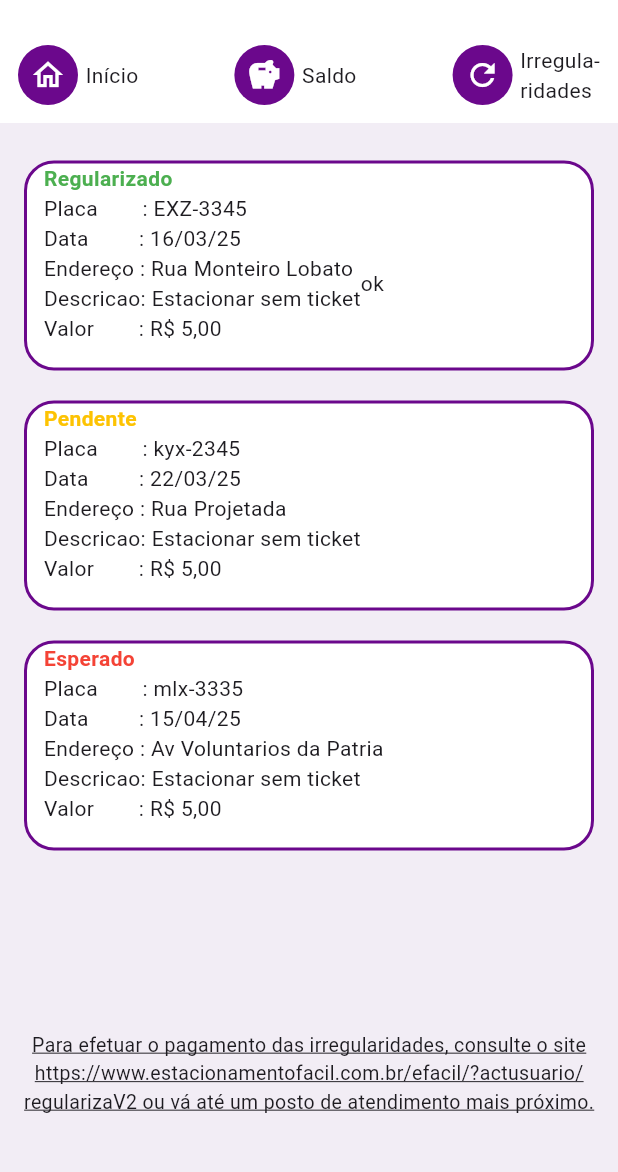
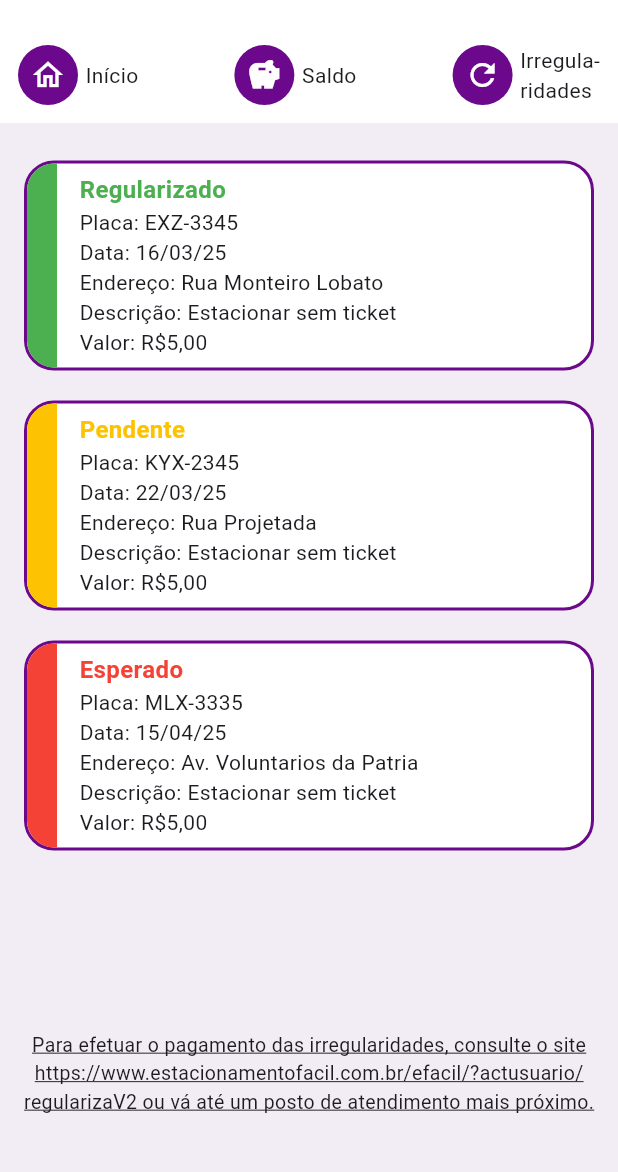
Before and after one commit to GleitonF/estacionamento-saoroque, a Flutter app: the HistoricoIrregularidades screen opened directly, in the side drawer, after a tap on the "refresh" icon, on a phone screen of 412 x 824 dp, the part 57-1229 px from its top. Run offline on Flutter 3.47's test engine with Material 3 defaults, Android fonts, the phone set to English and light mode, and no system bars; our stand-ins replace lottie.

Commit message:
Algumas pequenas mudanças nas irregularidades e no widget Drawer

```diff
--- a/flutter_aplication_estacionamento/lib/pages/irregularidades/historico_irregularidades.dart
+++ b/flutter_aplication_estacionamento/lib/pages/irregularidades/historico_irregularidades.dart
@@ -36,32 +36,54 @@ class _MyHomePageState extends State<HistoricoIrregularidades> {
           children: [
             NavbarWidget(),
             SizedBox(height: 25),
+
             Container(
               height: 140,
               width: 380,
               decoration: BoxDecoration(
                 color: AppColors.primaryColor,
                 borderRadius: BorderRadius.circular(20),
-                border: Border.all(
-                  color: AppColors.secondaryColor,
-                  width: 2.0
-                )
+                border: Border.all(color: AppColors.secondaryColor, width: 2.0),
+              ),
+              child: Row(
+                children: [
+                  Container(
+                    width: 20,
+                    height: 200,
+                    decoration: BoxDecoration(
+                      color: Colors.green,
+                      borderRadius: BorderRadius.only(
+                        topLeft: Radius.circular(18),
+                        bottomLeft: Radius.circular(18),
+                      ),
+                    ),
+                  ),
+                  Padding(
+                    padding: const EdgeInsets.symmetric(
+                      horizontal: 15.0,
+                      vertical: 6,
                     ),
                     child: Column(
-                mainAxisAlignment: MainAxisAlignment.start,
+                      crossAxisAlignment: CrossAxisAlignment.start,
                       children: [
-                    Row(
-                      mainAxisAlignment: MainAxisAlignment.start,
-                      children: [
-                      Text('   Regularizado', style:TextStyle(color:Colors.green,fontWeight:FontWeight.bold),),
+                        Text(
+                          'Regularizado',
+                          style: TextStyle(
+                            fontSize: 16,
+                            color: Colors.green,
+                            fontWeight: FontWeight.bold,
+                          ),
+                        ),
+                        Text('Placa: EXZ-3345'),
+                        Text('Data: 16/03/25'),
+                        Text('Endereço: Rua Monteiro Lobato'),
+                        Text('Descrição: Estacionar sem ticket'),
+                        Text('Valor: R\$5,00'),
+                        // Text(
+                        //   '   Placa        : EXZ-3345\n   Data         : 16/03/25\n   Endereço : Rua Monteiro Lobato\n   Descricao: Estacionar sem ticket\n   Valor        : R\$ 5,00',
+                        // ),
                       ],
                     ),
-                    Row(
-                      mainAxisAlignment: MainAxisAlignment.start,
-                      children: [
-                        Text('   Placa        : EXZ-3345\n   Data         : 16/03/25\n   Endereço : Rua Monteiro Lobato\n   Descricao: Estacionar sem ticket\n   Valor        : R\$ 5,00', ),
-                        Text('\nok'),
-                      ],
                   ),
                 ],
               ),
@@ -73,25 +95,51 @@ class _MyHomePageState extends State<HistoricoIrregularidades> {
               decoration: BoxDecoration(
                 color: AppColors.primaryColor,
                 borderRadius: BorderRadius.circular(20),
-                border: Border.all(
-                  color: AppColors.secondaryColor,
-                  width: 2.0
-                )
+                border: Border.all(color: AppColors.secondaryColor, width: 2.0),
+              ),
+              child: Row(
+                children: [
+                  Container(
+                    width: 20,
+                    height: 200,
+                    decoration: BoxDecoration(
+                      color: const Color.fromARGB(255, 253, 195, 2),
+                      borderRadius: BorderRadius.only(
+                        topLeft: Radius.circular(18),
+                        bottomLeft: Radius.circular(18),
+                      ),
+                    ),
+                  ),
+                  Padding(
+                    padding: const EdgeInsets.symmetric(
+                      horizontal: 15.0,
+                      vertical: 6,
                     ),
                     child: Column(
-                mainAxisAlignment: MainAxisAlignment.start,
+                      crossAxisAlignment: CrossAxisAlignment.start,
                       children: [
                         Row(
-                      mainAxisAlignment: MainAxisAlignment.start,
                           children: [
-                      Text('   Pendente', style:TextStyle(color:const Color.fromARGB(255, 253, 195, 2),fontWeight:FontWeight.bold),),
+                            Text(
+                              'Pendente',
+                              style: TextStyle(
+                                fontSize: 16,
+                                color: const Color.fromARGB(255, 253, 195, 2),
+                                fontWeight: FontWeight.bold,
+                              ),
+                            ),
                           ],
                         ),
-                    Row(
-                      mainAxisAlignment: MainAxisAlignment.start,
-                      children: [
-                        Text('   Placa        : kyx-2345\n   Data         : 22/03/25\n   Endereço : Rua Projetada\n   Descricao: Estacionar sem ticket\n   Valor        : R\$ 5,00', ),
+                        Text('Placa: KYX-2345'),
+                        Text('Data: 22/03/25'),
+                        Text('Endereço: Rua Projetada'),
+                        Text('Descrição: Estacionar sem ticket'),
+                        Text('Valor: R\$5,00'),
+                        // Text(
+                        //   '   Placa        : kyx-2345\n   Data         : 22/03/25\n   Endereço : Rua Projetada\n   Descricao: Estacionar sem ticket\n   Valor        : R\$ 5,00',
+                        // ),
                       ],
+                    ),
                   ),
                 ],
               ),
@@ -103,28 +151,50 @@ class _MyHomePageState extends State<HistoricoIrregularidades> {
               decoration: BoxDecoration(
                 color: AppColors.primaryColor,
                 borderRadius: BorderRadius.circular(20),
-                border: Border.all(
-                  color: AppColors.secondaryColor,
-                  width: 2.0
-                )
+                border: Border.all(color: AppColors.secondaryColor, width: 2.0),
+              ),
+              child: Row(
+                children: [
+                  Container(
+                    width: 20,
+                    height: 200,
+                    decoration: BoxDecoration(
+                      color: Colors.red,
+                      borderRadius: BorderRadius.only(
+                        topLeft: Radius.circular(18),
+                        bottomLeft: Radius.circular(18),
+                      ),
+                    ),
+                  ),
+                  Padding(
+                    padding: const EdgeInsets.symmetric(
+                      horizontal: 15.0,
+                      vertical: 6,
                     ),
                     child: Column(
-                mainAxisAlignment: MainAxisAlignment.start,
+                      crossAxisAlignment: CrossAxisAlignment.start,
                       children: [
-                    Row(
-                      mainAxisAlignment: MainAxisAlignment.start,
-                      children: [
-                      Text('   Esperado', style:TextStyle(color:Colors.red,fontWeight:FontWeight.bold),),
+                        Text(
+                          'Esperado',
+                          style: TextStyle(
+                            fontSize: 16,
+                            color: Colors.red,
+                            fontWeight: FontWeight.bold,
+                          ),
+                        ),
+                        Text('Placa: MLX-3335'),
+                        Text('Data: 15/04/25'),
+                        Text('Endereço: Av. Voluntarios da Patria'),
+                        Text('Descrição: Estacionar sem ticket'),
+                        Text('Valor: R\$5,00'),
+                        // Text(
+                        //   '   Placa        : mlx-3335\n   Data         : 15/04/25\n   Endereço : Av Voluntarios da Patria\n   Descricao: Estacionar sem ticket\n   Valor        : R\$ 5,00',
+                        // ),
                       ],
                     ),
-                    Row(
-                      mainAxisAlignment: MainAxisAlignment.start,
-                      children: [
-                        Text('   Placa        : mlx-3335\n   Data         : 15/04/25\n   Endereço : Av Voluntarios da Patria\n   Descricao: Estacionar sem ticket\n   Valor        : R\$ 5,00', ),
+                  ),
                 ],
               ),
-                ],
-              )
             ),
             SizedBox(height: 120),
             Text(
--- a/flutter_aplication_estacionamento/lib/widgets/drawer.dart
+++ b/flutter_aplication_estacionamento/lib/widgets/drawer.dart
@@ -7,12 +7,10 @@ import 'package:flutter_aplication_estacionamento/pages/vagas/vagas.dart';
 import 'package:flutter_aplication_estacionamento/pages/vagas/historico_estacionamento.dart';
 import 'package:flutter_aplication_estacionamento/pages/saldo/historico_saldo.dart';
 import 'package:flutter_aplication_estacionamento/pages/saldo/compra_credito.dart';
-import 'package:flutter_aplication_estacionamento/pages/irregularidades/irregularidades_pendentes.dart';
 import 'package:flutter_aplication_estacionamento/pages/irregularidades/historico_irregularidades.dart';
 import 'package:flutter_aplication_estacionamento/pages/contato/contato.dart';
 import 'package:flutter_aplication_estacionamento/pages/login/login.dart';
 import 'package:flutter_aplication_estacionamento/pages/dados_pessoais/dados_pessoais.dart';
-
 
 class DrawerWidget extends StatefulWidget {
   const DrawerWidget({
@@ -56,14 +54,28 @@ class _DrawerWidgetState extends State<DrawerWidget> {
             icon: Icons.savings_outlined,
             children: [
               Divider(color: Colors.grey, thickness: 1),
-              ListTile(title: Text('Comprar Créditos'), onTap: () {
-                Navigator.push(context,
-                MaterialPageRoute(builder: (context) => const CompraCredito()));
-              }),
-              ListTile(title: Text('Consultar Histórico'), onTap: () {
-                Navigator.push(context,
-                MaterialPageRoute(builder: (context) => const HistoricoSaldo()));
-              }),
+              ListTile(
+                title: Text('Comprar Créditos'),
+                onTap: () {
+                  Navigator.push(
+                    context,
+                    MaterialPageRoute(
+                      builder: (context) => const CompraCredito(),
+                    ),
+                  );
+                },
+              ),
+              ListTile(
+                title: Text('Consultar Histórico'),
+                onTap: () {
+                  Navigator.push(
+                    context,
+                    MaterialPageRoute(
+                      builder: (context) => const HistoricoSaldo(),
+                    ),
+                  );
+                },
+              ),
               Divider(color: Colors.grey, thickness: 1),
             ],
           ),
@@ -73,47 +85,58 @@ class _DrawerWidgetState extends State<DrawerWidget> {
             title: 'VAGAS',
             children: [
               Divider(color: Colors.grey, thickness: 1),
-              ListTile(title: Text('Ativar estacionamento'), onTap: () {
-                Navigator.push(context,
-                MaterialPageRoute(builder: (context) => const Vagas()));
-              }),
-              ListTile(title: Text('Mapa de vagas'), onTap: () {
-                Navigator.push(context,
-                MaterialPageRoute(builder: (context) => const Mapa()));
-              }),
-              ListTile(title: Text('Histórico de ativações'), onTap: () {
-                Navigator.push(context,
-                MaterialPageRoute(builder: (context) => const HistoricoEstacionamento()));
-              }),
-              Divider(color: Colors.grey, thickness: 1),
-            ],
-          ),
-
-          CustomExpansionTile(
-            icon: Icons.book_outlined,
-            title: 'IRREGULARIDADES',
-            children: [
-              Divider(color: Colors.grey, thickness: 1),
-              ListTile(title: Text('Pendentes'), onTap: () {
-                Navigator.push(context,
-                MaterialPageRoute(builder: (context) => const IrregularidadesPendentes()));
-              }),
-              ListTile(title: Text('Histórico'), onTap: () {
-                Navigator.push(context,
-                MaterialPageRoute(builder: (context) => const HistoricoIrregularidades()));
-              }),
+              ListTile(
+                title: Text('Ativar estacionamento'),
+                onTap: () {
+                  Navigator.push(
+                    context,
+                    MaterialPageRoute(builder: (context) => const Vagas()),
+                  );
+                },
+              ),
+              ListTile(
+                title: Text('Mapa de vagas'),
+                onTap: () {
+                  Navigator.push(
+                    context,
+                    MaterialPageRoute(builder: (context) => const Mapa()),
+                  );
+                },
+              ),
+              ListTile(
+                title: Text('Histórico de ativações'),
+                onTap: () {
+                  Navigator.push(
+                    context,
+                    MaterialPageRoute(
+                      builder: (context) => const HistoricoEstacionamento(),
+                    ),
+                  );
+                },
+              ),
               Divider(color: Colors.grey, thickness: 1),
             ],
           ),
 
           ListTile(
+            leading: Icon(Icons.book_outlined, size: 30),
+            title: Text('IRREGULARIDADES'),
+            onTap: () {
+              Navigator.push(
+                context,
+                MaterialPageRoute(
+                  builder: (context) => HistoricoIrregularidades(),
+                ),
+              );
+            },
+          ),
+          ListTile(
             leading: Icon(Icons.location_pin, size: 30),
             title: Text('MAPA'),
             onTap: () {
-              Navigator.pushAndRemoveUntil(
+              Navigator.push(
                 context,
                 MaterialPageRoute(builder: (context) => Mapa()),
-                (route) => false,
               );
             },
           ),
@@ -121,24 +144,33 @@ class _DrawerWidgetState extends State<DrawerWidget> {
             leading: Icon(Icons.person, size: 30),
             title: Text('DADOS PESSOAIS'),
             onTap: () {
-              Navigator.push(context,
-              MaterialPageRoute(builder: (context) => const DadosPessoais()));
+              Navigator.push(
+                context,
+                MaterialPageRoute(builder: (context) => const DadosPessoais()),
+              );
             },
           ),
           ListTile(
             leading: Icon(Icons.chat, size: 30),
             title: Text('CONTATO'),
             onTap: () {
-              Navigator.push(context,
-              MaterialPageRoute(builder: (context) => const Contato()));
+              Navigator.push(
+                context,
+                MaterialPageRoute(builder: (context) => const Contato()),
+              );
             },
           ),
           ListTile(
             leading: Icon(Icons.exit_to_app, size: 30),
             title: Text('SAIR'),
             onTap: () {
-              Navigator.pushAndRemoveUntil(context,
-              MaterialPageRoute(builder: (context) => const Login(title: 'teste')), (route) => false);
+              Navigator.pushAndRemoveUntil(
+                context,
+                MaterialPageRoute(
+                  builder: (context) => const Login(title: 'teste'),
+                ),
+                (route) => false,
+              );
             },
           ),
         ],
```
Also changed, not shown: flutter_aplication_estacionamento/lib/pages/irregularidades/irregularidades_pendentes.dart (deleted, +0 -124 lines). Lines whose indentation alone changed are shown as unchanged.
